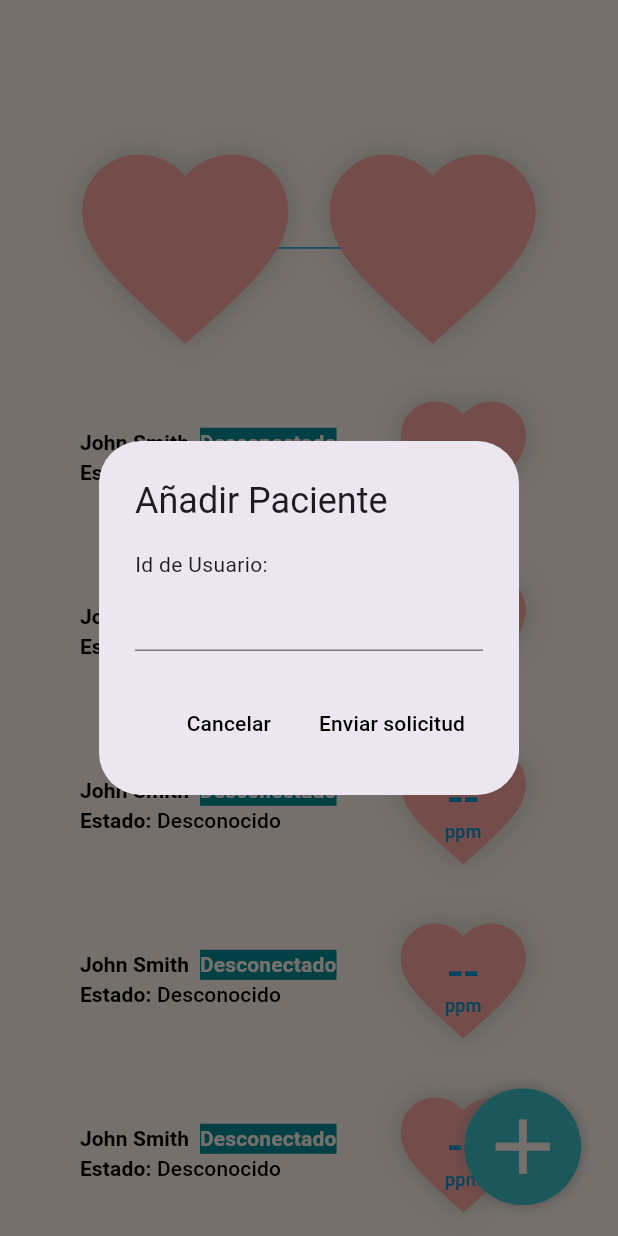
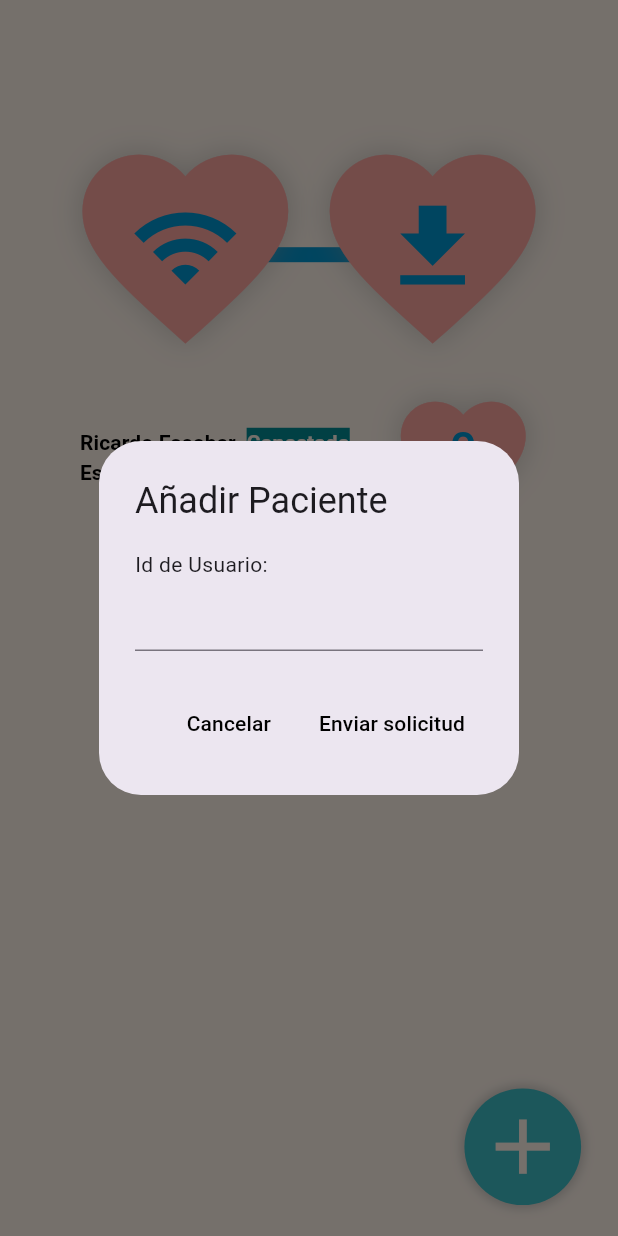
Before and after one commit to ZesRamal/pulso_a_distancia, a Flutter app: the ListViewScreen screen opened directly, after a tap on the "add" icon, on a phone screen of 412 x 824 dp. Run offline on Flutter 3.47's test engine with Material 3 defaults, Android fonts, the light colour scheme and no system bars; our stand-ins replace cloud_firestore, firebase_core, fl_chart, flutter_bluetooth_serial, google_fonts; accounts and stored records are empty; Roboto replaces fonts that are missing (Oxygen).

Commit message:
Second front

```diff
--- a/lib/distance_user_page.dart
+++ b/lib/distance_user_page.dart
@@ -25,7 +25,7 @@ class _DistanceUserPageState extends State<DistanceUserPage> {
         backgroundColor: Color(0xff3EBDC6),
         centerTitle: true,
         title: Text(
-          "John Smith",
+          "Ricardo Escobar",
           style: TextStyle(color: Color(0xffFFF4EA)),
         ),
         iconTheme: IconThemeData(
--- a/lib/main.dart
+++ b/lib/main.dart
@@ -1,4 +1,6 @@
 import 'package:firebase_core/firebase_core.dart';
+import 'package:heart_at_time/src/providers/hear_rate_provider.dart';
+import 'package:provider/provider.dart';
 import 'firebase_options.dart';
 import 'package:flutter/material.dart';
 import 'package:google_fonts/google_fonts.dart';
@@ -9,7 +11,8 @@ void main() async {
   await Firebase.initializeApp(
     options: DefaultFirebaseOptions.currentPlatform,
   );
-  runApp(const MainApp());
+  runApp(ChangeNotifierProvider(
+      create: (_) => HeartRateProvider(), child: const MainApp()));
 }
 
 class MainApp extends StatelessWidget {
--- /dev/null
+++ b/lib/src/providers/hear_rate_provider.dart
@@ -0,0 +1,11 @@
+import "package:flutter/material.dart";
+
+class HeartRateProvider with ChangeNotifier {
+  int _heartRate = 0;
+
+  int get heartRate => _heartRate;
+
+  void setHeartRate(int bpm) {
+    _heartRate = bpm;
+  }
+}
--- a/lib/src/screens/caretaker_list_screen.dart
+++ b/lib/src/screens/caretaker_list_screen.dart
@@ -48,7 +48,9 @@ class _CaretakersListScreenState extends State<CaretakersListScreen> {
                           top: MediaQuery.of(context).size.width * 0.04),
                       child: ListSection(
                         children: [
-                          ListItem(),
+                          ListItem(
+                            name: "Gildegar Pasillas",
+                          ),
                         ],
                       ),
                     ),
--- a/lib/src/screens/edit_profile_screen.dart
+++ b/lib/src/screens/edit_profile_screen.dart
@@ -72,7 +72,7 @@ class _ProfileEditScreenState extends State<ProfileEditScreen> {
                                 children: [
                                   TextField(
                                     decoration: InputDecoration(
-                                        hintText: "John Smith",
+                                        hintText: "Oscar Anguiano",
                                         enabledBorder: UnderlineInputBorder(
                                             borderSide: BorderSide.none),
                                         focusedBorder: UnderlineInputBorder(
--- a/lib/src/screens/listview_screen.dart
+++ b/lib/src/screens/listview_screen.dart
@@ -1,4 +1,5 @@
 import 'package:flutter/material.dart';
+import 'package:flutter/widgets.dart';
 import 'package:heart_at_time/src/widgets/heart_icon.dart';
 import 'package:heart_at_time/src/widgets/user_card.dart';
 
@@ -41,18 +42,19 @@ class _ListViewScreenState extends State<ListViewScreen> {
                                 decoration: BoxDecoration(
                                     border: Border(
                                         top: BorderSide(
-                                            color: Color(0xff0096D1)))),
+                                            color: Color(0xff0096D1),
+                                            width: 10))),
                               ),
                             ),
                             Row(
                               children: [
                                 HeartWithIcon(
-                                  iconName: Icons.abc,
-                                  showIcon: false,
+                                  iconName: Icons.wifi,
+                                  showIcon: true,
                                 ),
                                 HeartWithIcon(
-                                  iconName: Icons.abc,
-                                  showIcon: false,
+                                  iconName: Icons.download,
+                                  showIcon: true,
                                 ),
                               ],
                             )
@@ -60,12 +62,11 @@ class _ListViewScreenState extends State<ListViewScreen> {
                         )
                       ],
                     ),
-                    DistanceUserCard(),
-                    DistanceUserCard(),
-                    DistanceUserCard(),
-                    DistanceUserCard(),
-                    DistanceUserCard(),
-                    DistanceUserCard(),
+                    Container(
+                        height: MediaQuery.of(context).size.height * 0.6,
+                        child: Column(
+                          children: [DistanceUserCard()],
+                        ))
                   ],
                 ),
               ),
--- a/lib/src/screens/patients_list_screen.dart
+++ b/lib/src/screens/patients_list_screen.dart
@@ -43,7 +43,9 @@ class PatientsListScreen extends StatelessWidget {
                           top: MediaQuery.of(context).size.width * 0.04),
                       child: ListSection(
                         children: [
-                          ListItem(),
+                          ListItem(
+                            name: "Ricardo Escobar",
+                          ),
                         ],
                       ),
                     ),
--- a/lib/src/widgets/list_item.dart
+++ b/lib/src/widgets/list_item.dart
@@ -1,15 +1,17 @@
 import 'package:flutter/material.dart';
 
 class ListItem extends StatelessWidget {
+  final String name;
   const ListItem({
     super.key,
+    required this.name,
   });
 
   @override
   Widget build(BuildContext context) {
     return ExpansionTile(
       title: Text(
-        "John Smith",
+        name,
         style: TextStyle(fontSize: MediaQuery.of(context).size.width * 0.05),
       ),
       children: <Widget>[
--- a/lib/src/widgets/patient_request_list_item.dart
+++ b/lib/src/widgets/patient_request_list_item.dart
@@ -1,15 +1,17 @@
 import 'package:flutter/material.dart';
 
 class PatientRequestListItem extends StatelessWidget {
+  final String name;
   const PatientRequestListItem({
     super.key,
+    required this.name,
   });
 
   @override
   Widget build(BuildContext context) {
     return ExpansionTile(
       title: Text(
-        "John Smith",
+        name,
         style: TextStyle(fontSize: MediaQuery.of(context).size.width * 0.05),
       ),
       children: <Widget>[
--- a/lib/src/widgets/request_list_item.dart
+++ b/lib/src/widgets/request_list_item.dart
@@ -1,15 +1,17 @@
 import 'package:flutter/material.dart';
 
 class RequestListItem extends StatelessWidget {
+  final String name;
   const RequestListItem({
     super.key,
+    required this.name,
   });
 
   @override
   Widget build(BuildContext context) {
     return ExpansionTile(
       title: Text(
-        "John Smith",
+        name,
         style: TextStyle(fontSize: MediaQuery.of(context).size.width * 0.05),
       ),
       children: <Widget>[
--- a/lib/src/widgets/user_card.dart
+++ b/lib/src/widgets/user_card.dart
@@ -1,5 +1,7 @@
 import 'package:flutter/material.dart';
 import 'package:heart_at_time/distance_user_page.dart';
+import 'package:heart_at_time/src/providers/hear_rate_provider.dart';
+import 'package:provider/provider.dart';
 
 class DistanceUserCard extends StatelessWidget {
   const DistanceUserCard({super.key});
@@ -27,13 +29,13 @@ class DistanceUserCard extends StatelessWidget {
               children: [
                 Row(children: [
                   Text(
-                    "John Smith  ",
+                    "Ricardo Escobar  ",
                     textAlign: TextAlign.left,
                     style: TextStyle(
                         fontWeight: FontWeight.bold, color: Colors.black),
                   ),
                   Text(
-                    "Desconectado",
+                    "Conectado",
                     textAlign: TextAlign.left,
                     style: TextStyle(
                         fontWeight: FontWeight.bold,
@@ -50,7 +52,7 @@ class DistanceUserCard extends StatelessWidget {
                           fontWeight: FontWeight.bold, color: Colors.black),
                     ),
                     Text(
-                      "Desconocido",
+                      "Reposo",
                       textAlign: TextAlign.left,
                       style: TextStyle(color: Colors.black),
                     ),
@@ -66,11 +68,16 @@ class DistanceUserCard extends StatelessWidget {
   }
 }
 
-class Heart extends StatelessWidget {
+class Heart extends StatefulWidget {
   const Heart({
     super.key,
   });
 
+  @override
+  State<Heart> createState() => _HeartState();
+}
+
+class _HeartState extends State<Heart> {
   @override
   Widget build(BuildContext context) {
     return Stack(
@@ -93,7 +100,7 @@ class Heart extends StatelessWidget {
           mainAxisAlignment: MainAxisAlignment.center,
           children: [
             Text(
-              "--",
+              context.watch<HeartRateProvider>().heartRate.toString(),
               style: TextStyle(
                   color: Color(0xff0096D1), fontSize: 32, height: 1.1),
             ),
```
Also changed, not shown: lib/src/screens/history_screen.dart (+18 -4 lines), lib/src/screens/login_screen.dart (+6 -1 lines), lib/src/screens/mystate_screen.dart (+28 -1 lines), lib/src/screens/profile_screen.dart (+7 -2 lines), lib/src/screens/requests_list_screen.dart (+10 -2 lines), lib/src/screens/signup_screen.dart (+6 -1 lines), lib/src/widgets/time_selector.dart (renamed from lib/src/widgets/selector.dart, +4 -4 lines), 1 other file.
